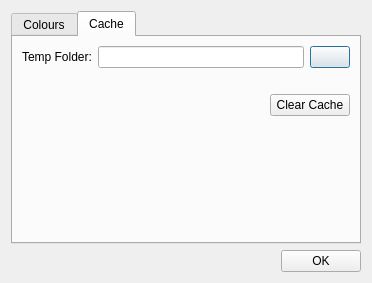
Above: ui/PreferencesDialog.ui from BattyBovine/OpenDynamicCreator before the change. Below: the same form after it.
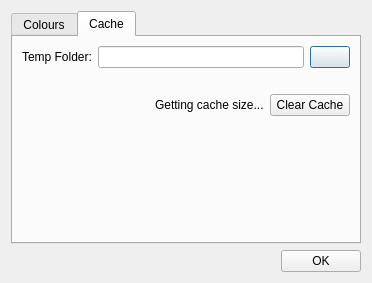
That is the form after the change. The open tabs and pages were chosen to show the change. Icons and pictures are not drawn.

Commit message: - Cache size is now calculated and displayed when the preferences window loads. - Cache size calculation and cache clearing function are now in separate threads.

What changed in the file:
```diff
--- a/ui/PreferencesDialog.ui
+++ b/ui/PreferencesDialog.ui
@@ -174,6 +174,13 @@
            </property>
           </spacer>
          </item>
+         <item>
+          <widget class="QLabel" name="labelCacheSize">
+           <property name="text">
+            <string>Getting cache size...</string>
+           </property>
+          </widget>
+         </item>
          <item>
           <widget class="QPushButton" name="buttonClearCache">
            <property name="text">
```
The commit also changes 3 other files.
